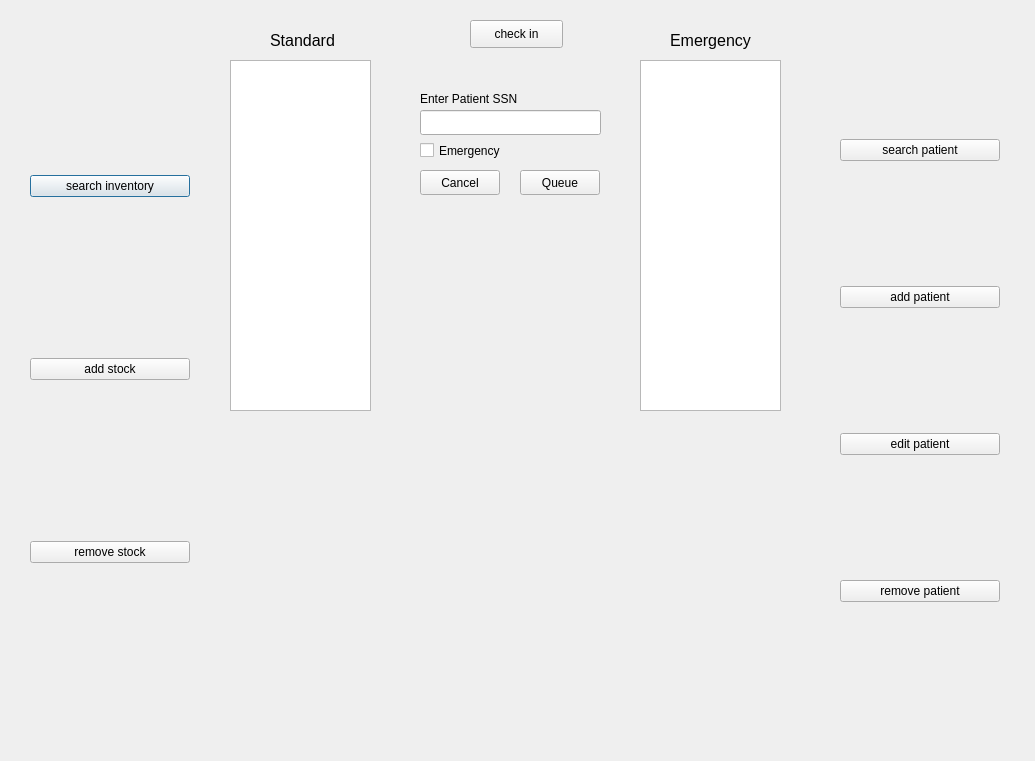
Qt form maindirectory.ui (oracle-ryuu/SimpleSerums_radical_redo) before a commit.
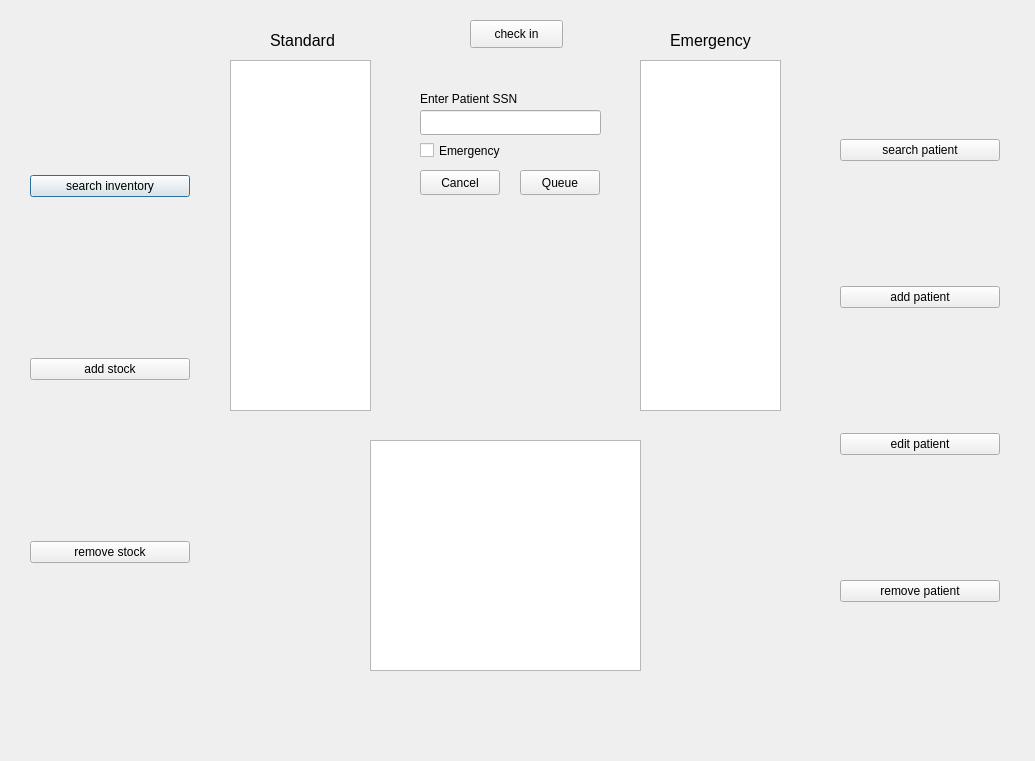
The same form after that commit.

Patch:
```diff
--- a/maindirectory.ui
+++ b/maindirectory.ui
@@ -217,6 +217,16 @@
     <string>Emergency</string>
    </property>
   </widget>
+  <widget class="QListWidget" name="listWidget_3">
+   <property name="geometry">
+    <rect>
+     <x>370</x>
+     <y>440</y>
+     <width>271</width>
+     <height>231</height>
+    </rect>
+   </property>
+  </widget>
  </widget>
  <resources/>
  <connections/>
```
Left out of the diff: 19 changed lines with no effect on the pictures.
